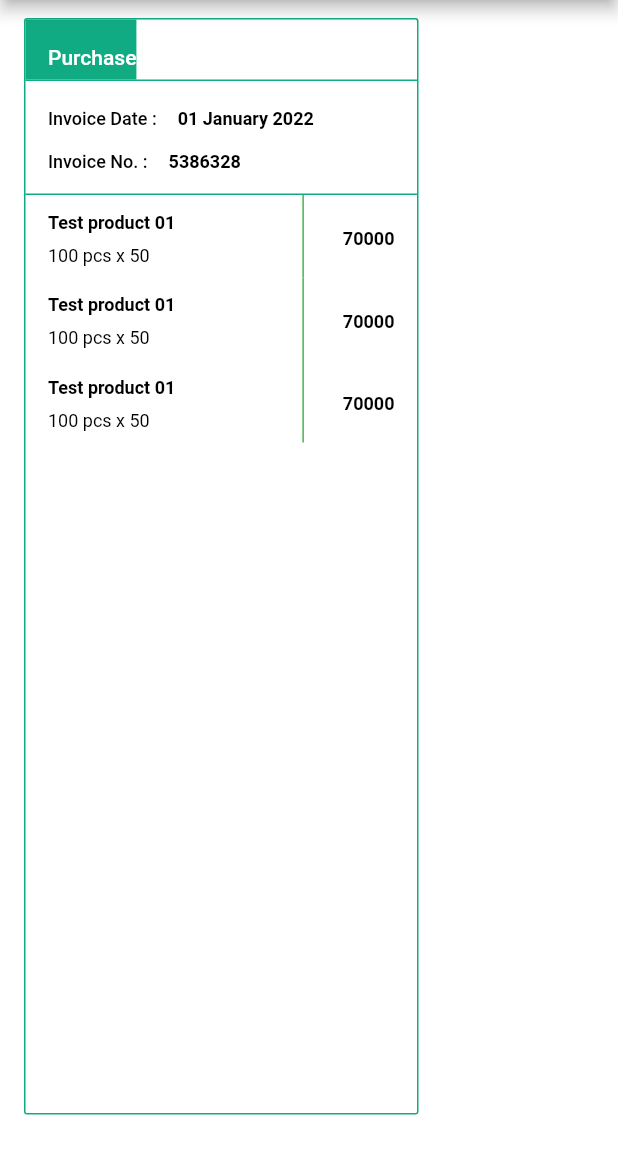
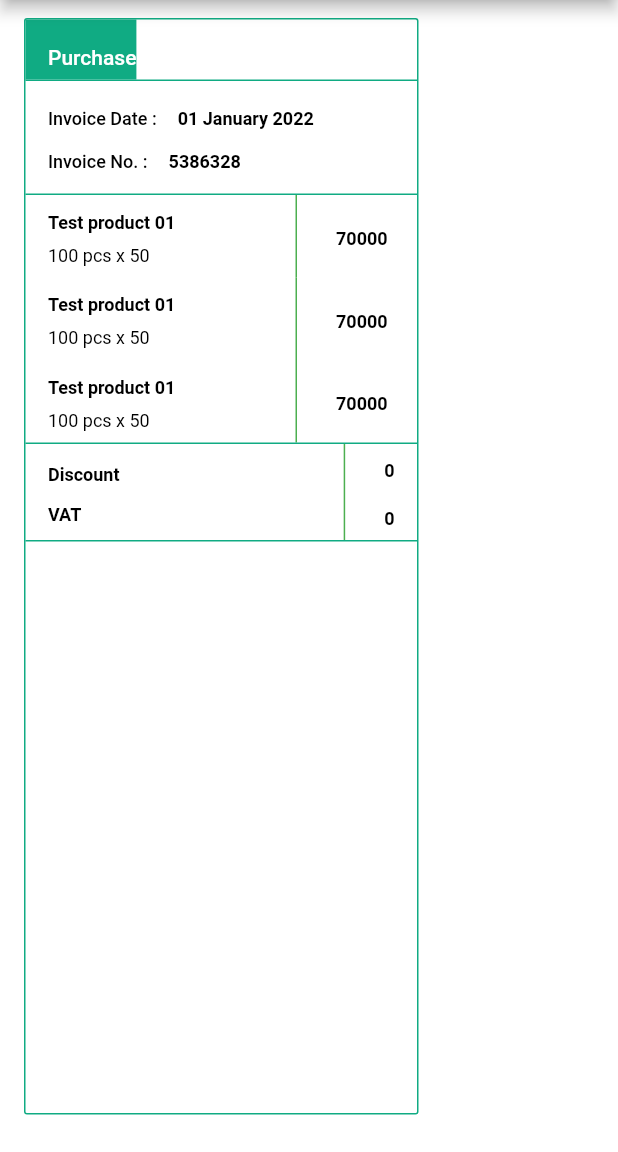
Before and after one commit to OmarFaruk-BD/company_app_design, a Flutter app: the screen it shows after launch, on a phone screen of 412 x 824 dp, the part 84-1236 px from its top. Run offline on Flutter 3.47's test engine with Material 2 defaults, Android fonts, the phone set to English and light mode, and no system bars.

Commit message:
WIP: table data

```diff
--- a/lib/table_data/screens/table_data_page.dart
+++ b/lib/table_data/screens/table_data_page.dart
@@ -3,6 +3,7 @@
 import 'package:demo_limited_company_app/drawer/widgets/custom_drawer.dart';
 import 'package:demo_limited_company_app/table_data/widgets/invoice_data.dart';
 import 'package:demo_limited_company_app/table_data/widgets/product_details.dart';
+import 'package:demo_limited_company_app/table_data/widgets/transaction_details_box.dart';
 import 'package:demo_limited_company_app/table_data/widgets/transaction_header.dart';
 import 'package:flutter/material.dart';
 
@@ -69,7 +70,12 @@ class TableDataPage extends StatelessWidget {
                   ProductDetails(),
                   ProductDetails(),
                   ProductDetails(),
-
+                  TransactionDoubleItemBox(
+                    firstItemName: 'Discount',
+                    firstItemAmount: '0',
+                    secondItemName: 'VAT',
+                    secondItemAmount: '0',
+                  ),
                 ],
               ),
             )
--- a/lib/table_data/widgets/product_details.dart
+++ b/lib/table_data/widgets/product_details.dart
@@ -40,8 +40,10 @@ class ProductDetails extends StatelessWidget {
           height: 55,
           width: 1,
         ),
-        const Padding(
-          padding: EdgeInsets.only(left: 26, right: 15),
+        const SizedBox(
+          width: 80,
+          child: Padding(
+            padding: EdgeInsets.only(left: 26),
             child: Text(
               '70000',
               style: TextStyle(
@@ -52,6 +54,7 @@ class ProductDetails extends StatelessWidget {
               ),
             ),
           ),
+        ),
       ],
     );
   }
--- /dev/null
+++ b/lib/table_data/widgets/transaction_details_box.dart
@@ -0,0 +1,102 @@
+import 'package:flutter/material.dart';
+
+class TransactionDoubleItemBox extends StatelessWidget {
+  const TransactionDoubleItemBox({
+    Key? key,
+    required this.firstItemName,
+    required this.firstItemAmount,
+    required this.secondItemName,
+    required this.secondItemAmount,
+  }) : super(key: key);
+
+  final String firstItemName;
+  final String firstItemAmount;
+  final String secondItemName;
+  final String secondItemAmount;
+
+  @override
+  Widget build(BuildContext context) {
+    return Container(
+      decoration: const BoxDecoration(
+        border: Border(
+          top: BorderSide(color: Color(0xFF10AB83)),
+          bottom: BorderSide(color: Color(0xFF10AB83)),
+        ),
+      ),
+      child: Column(
+        children: [
+          Row(
+            children: [
+              const SizedBox(width: 15),
+              Padding(
+                padding: const EdgeInsets.only(top: 5),
+                child: Text(
+                  firstItemName,
+                  style: const TextStyle(
+                    fontSize: 12,
+                    color: Colors.black,
+                    fontWeight: FontWeight.w600,
+                    height: 1.8,
+                  ),
+                ),
+              ),
+              const Spacer(),
+              Container(
+                color: Colors.green,
+                height: 32,
+                width: 1,
+              ),
+              Padding(
+                padding: const EdgeInsets.only(left: 26, right: 15),
+                child: Text(
+                  firstItemAmount,
+                  style: const TextStyle(
+                    fontSize: 12,
+                    color: Colors.black,
+                    fontWeight: FontWeight.w600,
+                    height: 1.8,
+                  ),
+                ),
+              ),
+            ],
+          ),
+          Row(
+            children: [
+              const SizedBox(width: 15),
+              Padding(
+                padding: const EdgeInsets.only(bottom: 5),
+                child: Text(
+                  secondItemName,
+                  style: const TextStyle(
+                    fontSize: 12,
+                    color: Colors.black,
+                    fontWeight: FontWeight.w600,
+                    height: 1.8,
+                  ),
+                ),
+              ),
+              const Spacer(),
+              Container(
+                color: Colors.green,
+                height: 32,
+                width: 1,
+              ),
+              Padding(
+                padding: const EdgeInsets.only(left: 26, right: 15),
+                child: Text(
+                  secondItemAmount,
+                  style: const TextStyle(
+                    fontSize: 12,
+                    color: Colors.black,
+                    fontWeight: FontWeight.w600,
+                    height: 1.8,
+                  ),
+                ),
+              ),
+            ],
+          ),
+        ],
+      ),
+    );
+  }
+}
```
Lines whose indentation alone changed are shown as unchanged.
